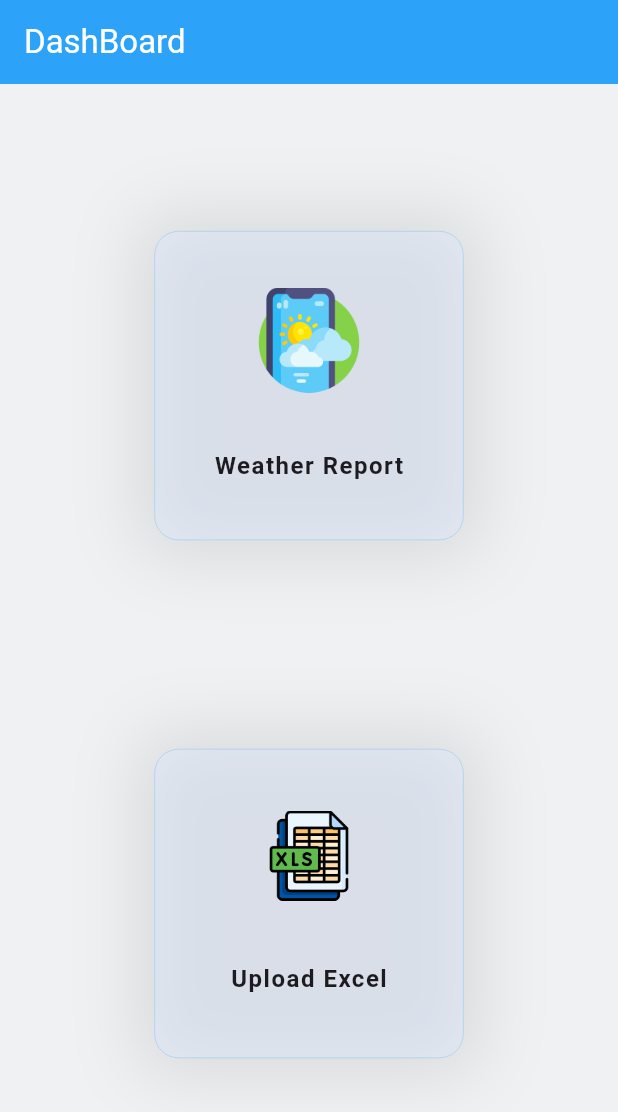
After one commit to AbhinandhanaPU/flutter_dev_task, a Flutter app: the UserDashBoard screen opened directly, on a phone screen of 412 x 824 dp. The commit adds this screen. Shown: the top 1112 px of the screen. Run offline on Flutter 3.47's test engine with Material 3 defaults, Android fonts, the phone set to English and light mode, and no system bars; our stand-ins replace cloud_firestore, file_picker, firebase_auth, firebase_core, flutter_staggered_animations, fluttertoast and 2 more; missing offline and left inert: country_state_city_picker, excel; accounts and stored records are empty.

Commit message:
Aug 10,user ui

```diff
--- a/lib/controller/signup_controller/user_signup_controller.dart
+++ b/lib/controller/signup_controller/user_signup_controller.dart
@@ -4,7 +4,7 @@ import 'package:cloud_firestore/cloud_firestore.dart';
 import 'package:firebase_auth/firebase_auth.dart';
 import 'package:flutter/material.dart';
 import 'package:flutter_dev_task/utils/utils/utils.dart';
-import 'package:flutter_dev_task/view/admin/dashboard_screen.dart';
+import 'package:flutter_dev_task/view/user/user_dashboard/dashboard.dart';
 import 'package:get/get.dart';
 import 'package:progress_state_button/progress_button.dart';
 
@@ -37,6 +37,7 @@ class UserSignUpController extends GetxController {
             .collection('Users')
             .doc(authvalue.user!.uid)
             .set({
+          'docId': authvalue.user!.uid,
           'userName': nameController.text,
           'emailId': emailController.text,
           'password': passwordController.text,
@@ -65,7 +66,7 @@ class UserSignUpController extends GetxController {
                       onPressed: () {
                         Navigator.pushAndRemoveUntil(context, MaterialPageRoute(
                           builder: (context) {
-                            return const AdminDashBoardScreen();
+                            return UserDashBoard();
                           },
                         ), (route) => false);
                       },
--- a/lib/utils/utils/utils.dart
+++ b/lib/utils/utils/utils.dart
@@ -1,5 +1,6 @@
 import 'package:flutter_dev_task/utils/colors/colors.dart';
 import 'package:fluttertoast/fluttertoast.dart';
+import 'package:uuid/uuid.dart';
 
 void showToast({required String msg}) {
   Fluttertoast.showToast(
@@ -12,3 +13,5 @@ void showToast({required String msg}) {
     fontSize: 16.0,
   );
 }
+
+const uuid = Uuid();
--- a/lib/view/common_screens/user_selection_screen/user_selection_screen.dart
+++ b/lib/view/common_screens/user_selection_screen/user_selection_screen.dart
@@ -90,6 +90,6 @@ List<String> userList = [
 ];
 
 var userIcons = [
-  'assets/images/student.png',
-  'assets/images/admin.png',
+  'assets/flaticons/user.png',
+  'assets/flaticons/admin.png',
 ];
--- /dev/null
+++ b/lib/view/user/user_dashboard/dashboard.dart
@@ -0,0 +1,142 @@
+import 'package:flutter/material.dart';
+import 'package:flutter_dev_task/controller/excel_controller/excel_controller.dart';
+import 'package:flutter_dev_task/utils/colors/colors.dart';
+import 'package:flutter_dev_task/view/user/weather_report/weather_report.dart';
+import 'package:get/get.dart';
+
+class UserDashBoard extends StatelessWidget {
+  UserDashBoard({super.key});
+  final ExcelController excelController = Get.put(ExcelController());
+  @override
+  Widget build(BuildContext context) {
+    double width = MediaQuery.of(context).size.width;
+    return Scaffold(
+      backgroundColor: screenContainerbackgroundColor,
+      appBar: AppBar(
+        backgroundColor: themeColor,
+        foregroundColor: cWhite,
+        title: const Text(
+          "DashBoard",
+        ),
+      ),
+      body: Center(
+        child: Column(
+          mainAxisAlignment: MainAxisAlignment.spaceEvenly,
+          crossAxisAlignment: CrossAxisAlignment.center,
+          children: [
+            GestureDetector(
+              onTap: () {
+                Navigator.push(
+                  context,
+                  MaterialPageRoute(
+                    builder: (context) => const WeatherReportScreen(),
+                  ),
+                );
+              },
+              child: Container(
+                width: width * 2 / 4,
+                height: width * 2 / 4,
+                margin: EdgeInsets.only(
+                  bottom: width / 10,
+                  left: width / 20,
+                  right: width / 20,
+                  top: width / 20,
+                ),
+                decoration: BoxDecoration(
+                  border: Border.all(color: cbluelight, width: 0.3),
+                  color:
+                      const Color.fromARGB(250, 219, 232, 255).withOpacity(0.4),
+                  borderRadius: const BorderRadius.all(
+                    Radius.circular(16),
+                  ),
+                  boxShadow: [
+                    BoxShadow(
+                      color: cblack.withOpacity(0.1),
+                      blurRadius: 40,
+                      spreadRadius: 10,
+                    ),
+                  ],
+                ),
+                child: Column(
+                  mainAxisAlignment: MainAxisAlignment.spaceEvenly,
+                  children: [
+                    Container(
+                      height: 70,
+                      width: 70,
+                      decoration: const BoxDecoration(
+                        image: DecorationImage(
+                          image: AssetImage('assets/flaticons/weather.png'),
+                          fit: BoxFit.fill,
+                        ),
+                      ),
+                    ),
+                    const Text(
+                      'Weather Report',
+                      style: TextStyle(
+                        letterSpacing: 1,
+                        fontSize: 16,
+                        fontWeight: FontWeight.w600,
+                      ),
+                    )
+                  ],
+                ),
+              ),
+            ),
+            GestureDetector(
+              onTap: () {
+                excelController.extractDataFromExcel();
+              },
+              child: Container(
+                width: width * 2 / 4,
+                height: width * 2 / 4,
+                margin: EdgeInsets.only(
+                    bottom: width / 10,
+                    left: width / 20,
+                    right: width / 20,
+                    top: width / 20),
+                decoration: BoxDecoration(
+                  border: Border.all(color: cbluelight, width: 0.3),
+                  color:
+                      const Color.fromARGB(250, 219, 232, 255).withOpacity(0.4),
+                  borderRadius: const BorderRadius.all(
+                    Radius.circular(16),
+                  ),
+                  boxShadow: [
+                    BoxShadow(
+                      color: cblack.withOpacity(0.1),
+                      blurRadius: 40,
+                      spreadRadius: 10,
+                    ),
+                  ],
+                ),
+                child: Column(
+                  mainAxisAlignment: MainAxisAlignment.spaceEvenly,
+                  children: [
+                    Container(
+                      height: 60,
+                      width: 60,
+                      decoration: const BoxDecoration(
+                        image: DecorationImage(
+                          image: AssetImage('assets/flaticons/excel.png'),
+                          fit: BoxFit.fill,
+                        ),
+                      ),
+                    ),
+                    const Text(
+                      'Upload Excel',
+                      style: TextStyle(
+                        letterSpacing: 1,
+                        fontSize: 16,
+                        fontWeight: FontWeight.w600,
+                      ),
+                    )
+                  ],
+                ),
+              ),
+            )
+          ],
+        ),
+      ),
+    );
+  }
+}
--- a/pubspec.yaml
+++ b/pubspec.yaml
@@ -42,6 +42,10 @@ dependencies:
   fluttertoast: ^8.2.6
   firebase_auth: ^5.1.4
   cloud_firestore: ^5.2.1
+  country_state_city_picker: ^1.2.8
+  excel: ^4.0.3
+  file_picker: ^8.0.5
+  uuid: ^4.4.2
 
 dev_dependencies:
   flutter_test:
@@ -68,7 +72,7 @@ flutter:
   # To add assets to your application, add an assets section, like this:
   assets:
     - assets/images/
-  #   - images/a_dot_ham.jpeg
+    - assets/flaticons/
 
   # An image asset can refer to one or more resolution-specific "variants", see
   # https://flutter.dev/assets-and-images/#resolution-aware
```
Also changed, not shown: lib/controller/excel_controller/excel_controller.dart (added, +72 -0 lines), lib/controller/login_controller/admin_login_controller.dart (+10 -4 lines), lib/controller/login_controller/user_login_controller.dart (+13 -6 lines), lib/view/admin/dashboard_screen.dart (+69 -3 lines), lib/view/common_screens/splash_screen/splash_screen.dart (+10 -8 lines), lib/view/user/weather_report/weather_report.dart (added, +185 -0 lines), assets/flaticons/admin.png (renamed from assets/images/admin.png), assets/flaticons/excel.png (added), assets/flaticons/user.png (renamed from assets/images/student.png), assets/flaticons/weather.png (added), assets/images/splash.png (added), pubspec.lock.
